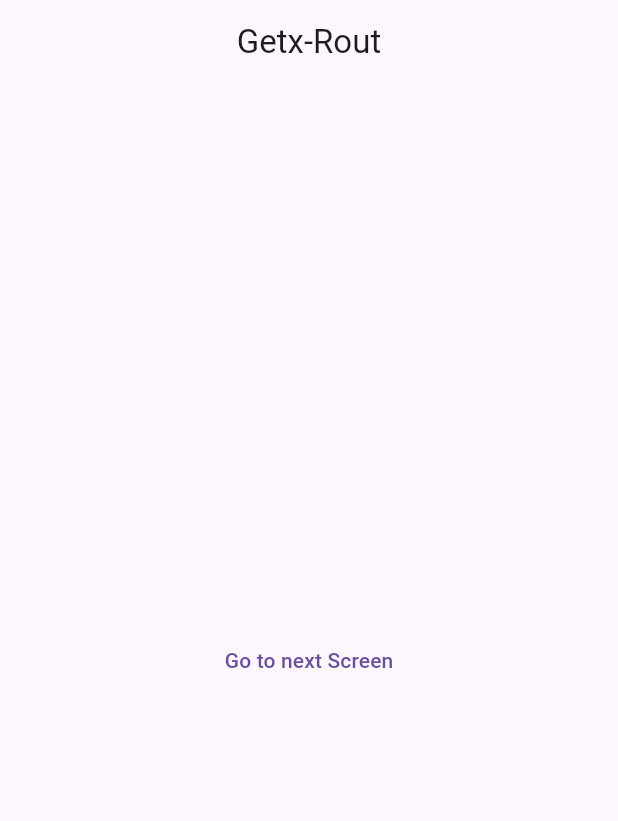
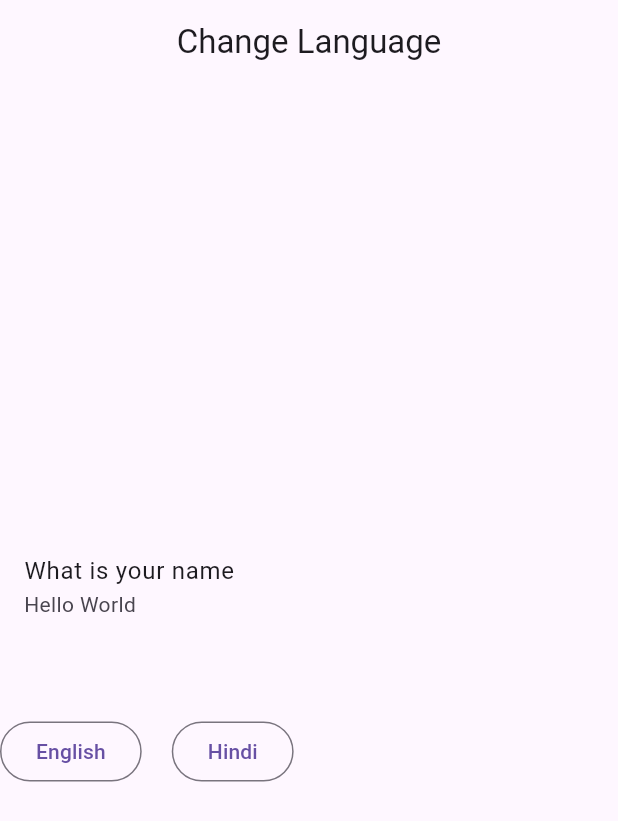
Before and after one commit to Rajan804/GetX-Tutorial-Using-Flutter, a Flutter app: the screen it shows after launch, on a phone screen of 412 x 824 dp. Shown: the top 821 px of the screen. Run offline on Flutter 3.47's test engine with Material 3 defaults, Android fonts, the phone set to English and light mode, and no system bars; our stand-ins replace get.

Commit message:
change language using getx
change language using getx

```diff
--- /dev/null
+++ b/lib/ChangeLanguage/LangHome.dart
@@ -0,0 +1,51 @@
+import 'package:flutter/material.dart';
+import 'package:get/get.dart';
+
+class Langhome extends StatefulWidget {
+  const Langhome({super.key});
+
+  @override
+  State<Langhome> createState() => _LanghomeState();
+}
+
+class _LanghomeState extends State<Langhome> {
+  @override
+  Widget build(BuildContext context) {
+    return Scaffold(
+      appBar: AppBar(
+        title: Text("Change Language"),
+        centerTitle: true,
+      ),
+      body: Column(
+        mainAxisAlignment: MainAxisAlignment.center,
+        crossAxisAlignment: CrossAxisAlignment.center,
+        children: [
+          ListTile(
+            title: Text('message'.tr),
+            subtitle: Text("name".tr),
+          ),
+          SizedBox(
+            height: 50,
+          ),
+          Row(
+            children: [
+              OutlinedButton(
+                  onPressed: () {
+                    Get.updateLocale(Locale('en', 'US'));
+                  },
+                  child: Text("English")),
+              SizedBox(
+                width: 20,
+              ),
+              OutlinedButton(
+                  onPressed: () {
+                    Get.updateLocale(Locale('Hindi', 'India'));
+                  },
+                  child: Text("Hindi"))
+            ],
+          )
+        ],
+      ),
+    );
+  }
+}
--- /dev/null
+++ b/lib/ChangeLanguage/language.dart
@@ -0,0 +1,15 @@
+import 'package:get/get_navigation/src/root/internacionalization.dart';
+
+class Language extends Translations {
+  @override
+  Map<String, Map<String, String>> get keys => {
+        'en_US': {
+          'message': 'What is your name',
+          'name': 'Hello World',
+        },
+        'Hindi_India': {
+          'message': 'आपका क्या नाम है',
+          'name': 'हैलो वर्ल्ड',
+        },
+      };
+}
--- a/lib/main.dart
+++ b/lib/main.dart
@@ -1,3 +1,5 @@
+import 'package:first_tutorial1/ChangeLanguage/LangHome.dart';
+import 'package:first_tutorial1/ChangeLanguage/language.dart';
 import 'package:first_tutorial1/RoutINGetx/home_screen.dart';
 import 'package:first_tutorial1/RoutINGetx/screen_one.dart';
 import 'package:first_tutorial1/RoutINGetx/screen_two.dart';
@@ -19,13 +21,16 @@ class MyApp extends StatelessWidget {
   Widget build(BuildContext context) {
     return GetMaterialApp(
       debugShowCheckedModeBanner: false,
-      home: homeScreen(),
+      locale: Locale('en', 'US'),
+      translations: Language(),
+      fallbackLocale: Locale('en', 'US'),
+      home: Langhome(),
       //initialRoute: '/homeScreen',
-      getPages: [
-        GetPage(name: '/homeScreen', page: () => homeScreen()),
-        GetPage(name: '/ScreenOne', page: () => ScreenOne()),
-        GetPage(name: '/ScreenTwo', page: () => ScreenTwo())
-      ],
+      // getPages: [
+      //   GetPage(name: '/homeScreen', page: () => homeScreen()),
+      //   GetPage(name: '/ScreenOne', page: () => ScreenOne()),
+      //   GetPage(name: '/ScreenTwo', page: () => ScreenTwo())
+      // ],
     );
   }
 }
```
